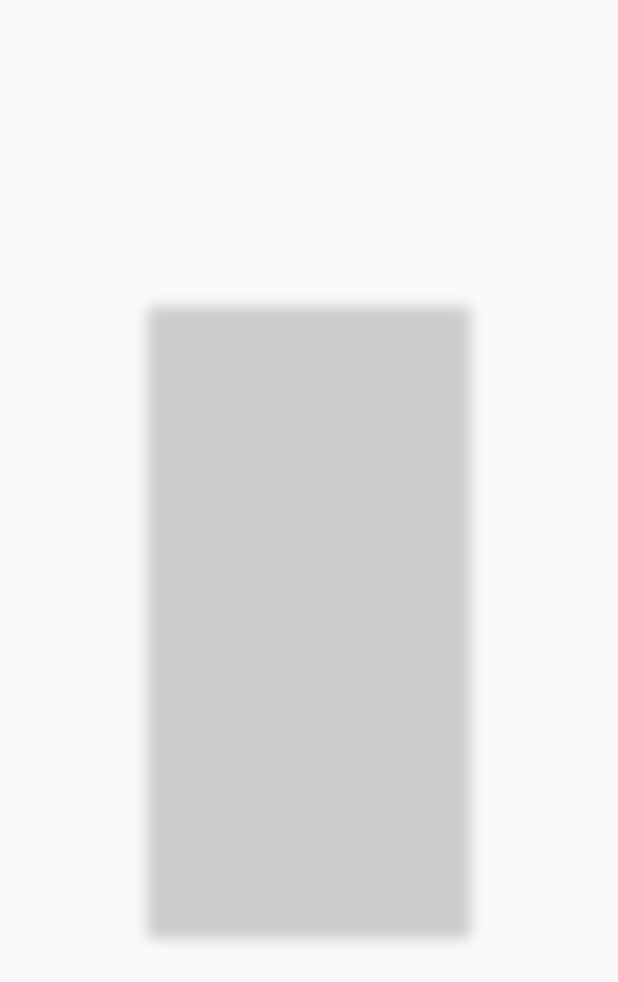
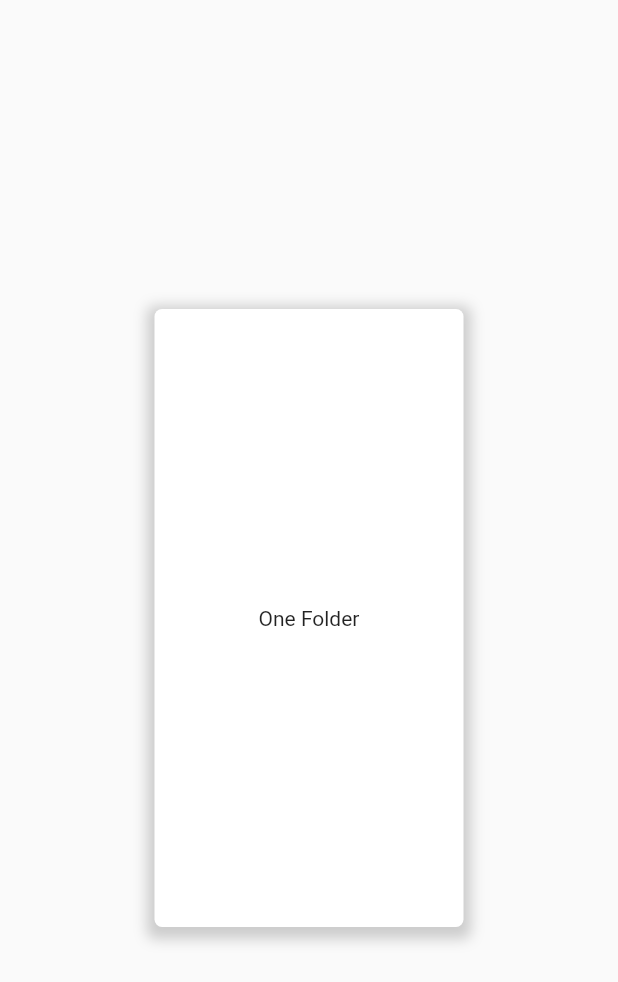
Before and after one commit to STRIDES-Codes/Integrating-Omics-Data-in-Medical-Records, a Flutter app: the screen it shows after launch, on a phone screen of 412 x 824 dp. Shown: the top 982 px of the screen. Run offline on Flutter 3.47's test engine with Material 2 defaults, Android fonts, the light colour scheme and no system bars.

Commit message:
add login view

```diff
--- a/one_folder/frontend/lib/main.dart
+++ b/one_folder/frontend/lib/main.dart
@@ -10,7 +10,7 @@ class MyApp extends StatelessWidget {
   @override
   Widget build(BuildContext context) {
     return MaterialApp(
-      title: 'CovMA',
+      title: 'One Folder',
       theme: ThemeData(
         // This is the theme of your application.
         //
--- a/one_folder/frontend/lib/views/login.dart
+++ b/one_folder/frontend/lib/views/login.dart
@@ -12,12 +12,15 @@ class LoginView extends StatelessWidget {
             margin: EdgeInsets.symmetric(vertical: MediaQuery.of(context).size.height*0.01, horizontal: MediaQuery.of(context).size.width*0.01),
             width: MediaQuery.of(context).size.width*0.5,
             height: MediaQuery.of(context).size.height*0.5,
-            decoration: BoxDecoration(boxShadow: [BoxShadow(color:Colors.grey.withOpacity(0.5),spreadRadius: 5,blurRadius: 7,offset: Offset(0, 3),)],borderRadius: BorderRadius.all(Radius.circular(5))),
+            decoration: BoxDecoration(color: Colors.white,boxShadow: [BoxShadow(color:Colors.grey.withOpacity(0.5),spreadRadius: 5,blurRadius: 7,offset: Offset(0, 3),)],borderRadius: BorderRadius.all(Radius.circular(5))),
             child: Column(
               mainAxisAlignment: MainAxisAlignment.center,
               mainAxisSize: MainAxisSize.min,
               crossAxisAlignment: CrossAxisAlignment.center,
-              children: [],
+              children: [
+                Row(mainAxisSize: MainAxisSize.max,crossAxisAlignment: CrossAxisAlignment.center,mainAxisAlignment: MainAxisAlignment.center,children: [Text("One Folder")],),
+              Row(children: [Visibility(child: Form(child: Column(),))],)
+              ],
 
             ),
           ),
```
